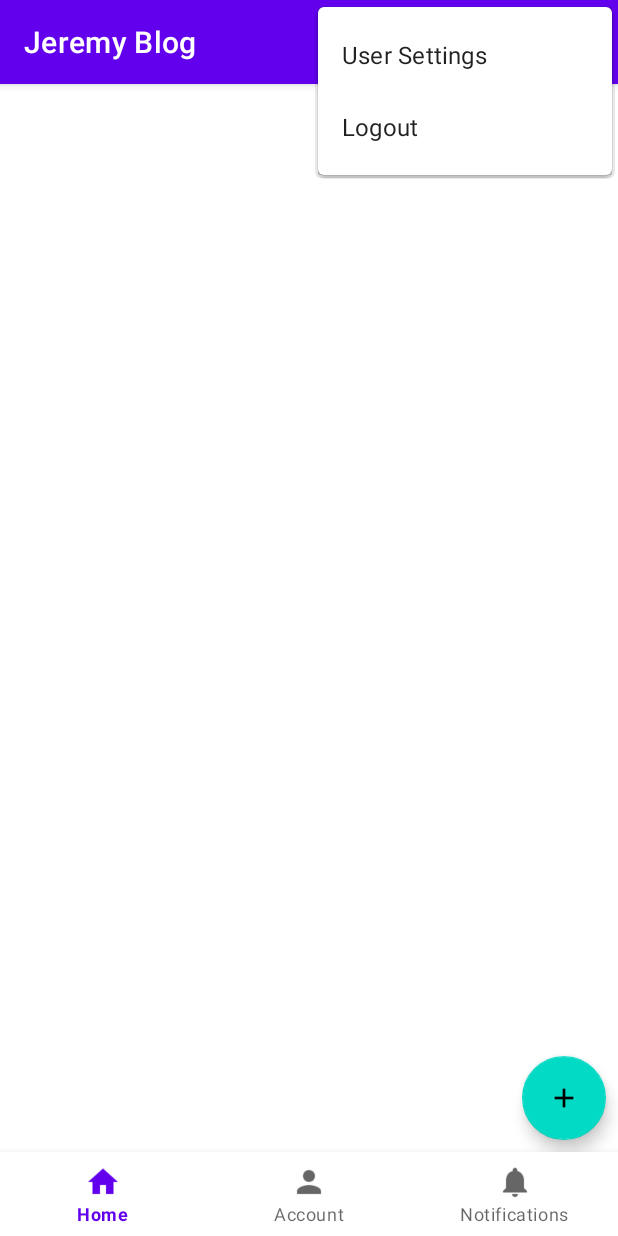
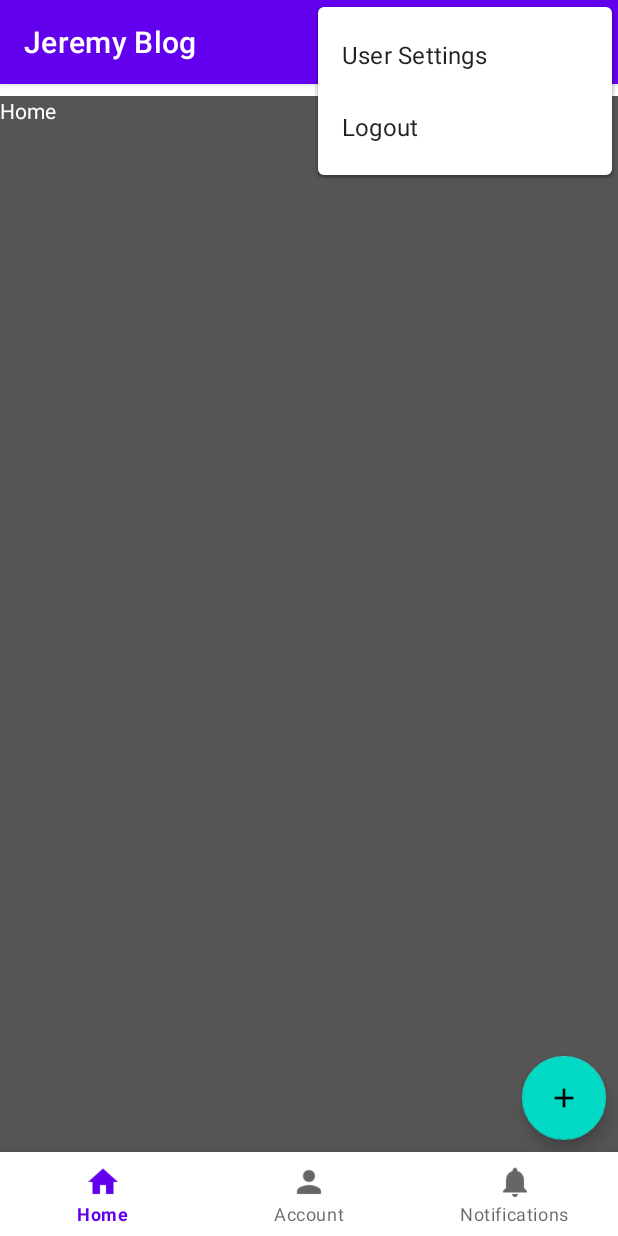
Before and after one commit to hieunm292/FoodBlog_Group4, an Android app: the MainActivity screen opened directly, with no data from a screen before it, with the options menu open, on a phone screen of 412 x 824 dp. Run offline under Robolectric (Android 15) with nearby library versions, the phone set to English and light mode, and no system bars; our stand-ins replace Firebase (no records; nobody signed in at launch, a user with empty details on screens opened directly); 1 statement that could not run was skipped.

Commit message:
Fragment

```diff
--- /dev/null
+++ b/app/src/main/java/com/example/jeremy/AccountFragment.java
@@ -0,0 +1,64 @@
+package com.example.jeremy;
+
+import android.os.Bundle;
+
+import androidx.fragment.app.Fragment;
+
+import android.view.LayoutInflater;
+import android.view.View;
+import android.view.ViewGroup;
+
+/**
+ * A simple {@link Fragment} subclass.
+ * Use the {@link AccountFragment#newInstance} factory method to
+ * create an instance of this fragment.
+ */
+public class AccountFragment extends Fragment {
+
+    // TODO: Rename parameter arguments, choose names that match
+    // the fragment initialization parameters, e.g. ARG_ITEM_NUMBER
+    private static final String ARG_PARAM1 = "param1";
+    private static final String ARG_PARAM2 = "param2";
+
+    // TODO: Rename and change types of parameters
+    private String mParam1;
+    private String mParam2;
+
+    public AccountFragment() {
+        // Required empty public constructor
+    }
+
+    /**
+     * Use this factory method to create a new instance of
+     * this fragment using the provided parameters.
+     *
+     * @param param1 Parameter 1.
+     * @param param2 Parameter 2.
+     * @return A new instance of fragment AccountFragment.
+     */
+    // TODO: Rename and change types and number of parameters
+    public static AccountFragment newInstance(String param1, String param2) {
+        AccountFragment fragment = new AccountFragment();
+        Bundle args = new Bundle();
+        args.putString(ARG_PARAM1, param1);
+        args.putString(ARG_PARAM2, param2);
+        fragment.setArguments(args);
+        return fragment;
+    }
+
+    @Override
+    public void onCreate(Bundle savedInstanceState) {
+        super.onCreate(savedInstanceState);
+        if (getArguments() != null) {
+            mParam1 = getArguments().getString(ARG_PARAM1);
+            mParam2 = getArguments().getString(ARG_PARAM2);
+        }
+    }
+
+    @Override
+    public View onCreateView(LayoutInflater inflater, ViewGroup container,
+                             Bundle savedInstanceState) {
+        // Inflate the layout for this fragment
+        return inflater.inflate(R.layout.fragment_account, container, false);
+    }
+}
--- /dev/null
+++ b/app/src/main/java/com/example/jeremy/HomeFragment.java
@@ -0,0 +1,48 @@
+package com.example.jeremy;
+
+import android.os.Bundle;
+
+import androidx.fragment.app.Fragment;
+
+import android.view.LayoutInflater;
+import android.view.View;
+import android.view.ViewGroup;
+
+
+public class HomeFragment extends Fragment {
+
+    // the fragment initialization parameters, e.g. ARG_ITEM_NUMBER
+    private static final String ARG_PARAM1 = "param1";
+    private static final String ARG_PARAM2 = "param2";
+
+    private String mParam1;
+    private String mParam2;
+
+    public HomeFragment() {
+        // Required empty public constructor
+    }
+    public static HomeFragment newInstance(String param1, String param2) {
+        HomeFragment fragment = new HomeFragment();
+        Bundle args = new Bundle();
+        args.putString(ARG_PARAM1, param1);
+        args.putString(ARG_PARAM2, param2);
+        fragment.setArguments(args);
+        return fragment;
+    }
+
+    @Override
+    public void onCreate(Bundle savedInstanceState) {
+        super.onCreate(savedInstanceState);
+        if (getArguments() != null) {
+            mParam1 = getArguments().getString(ARG_PARAM1);
+            mParam2 = getArguments().getString(ARG_PARAM2);
+        }
+    }
+
+    @Override
+    public View onCreateView(LayoutInflater inflater, ViewGroup container,
+                             Bundle savedInstanceState) {
+        // Inflate the layout for this fragment
+        return inflater.inflate(R.layout.fragment_home, container, false);
+    }
+}
--- a/app/src/main/java/com/example/jeremy/MainActivity.java
+++ b/app/src/main/java/com/example/jeremy/MainActivity.java
@@ -3,6 +3,9 @@ package com.example.jeremy;
 import androidx.annotation.NonNull;
 import androidx.appcompat.app.AppCompatActivity;
 import androidx.appcompat.widget.Toolbar;
+
+import androidx.fragment.app.Fragment;
+import androidx.fragment.app.FragmentTransaction;
 
 import android.Manifest;
 import android.content.Intent;
@@ -14,6 +17,7 @@ import android.widget.Toast;
 
 import com.google.android.gms.tasks.OnCompleteListener;
 import com.google.android.gms.tasks.Task;
+import com.google.android.material.bottomnavigation.BottomNavigationView;
 import com.google.android.material.floatingactionbutton.FloatingActionButton;
 import com.google.firebase.auth.FirebaseAuth;
 import com.google.firebase.auth.FirebaseUser;
@@ -28,6 +32,11 @@ public class MainActivity extends AppCompatActivity {
     private String current_user_id;
 
     private FloatingActionButton addPostBtn;
+    private BottomNavigationView mainBottomNav;
+
+    private HomeFragment homeFragment;
+    private NotificationFragment notificationFragment;
+    private AccountFragment accountFragment;
 
     @Override
     protected void onCreate(Bundle savedInstanceState) {
@@ -41,7 +50,32 @@ public class MainActivity extends AppCompatActivity {
         // setSupportActionBar(mainToolbar);
         getSupportActionBar().setTitle("Jeremy Blog");
 
-        addPostBtn = (FloatingActionButton) findViewById(R.id.add_post_btn);
+        if(mAuth.getCurrentUser() != null) {
+            mainBottomNav = findViewById(R.id.mainBottomNav);
+            addPostBtn = findViewById(R.id.add_post_btn);
+            homeFragment = new HomeFragment();
+            notificationFragment = new NotificationFragment();
+            accountFragment = new AccountFragment();
+            replaceFragment(homeFragment);
+
+            mainBottomNav.setOnNavigationItemSelectedListener(new BottomNavigationView.OnNavigationItemSelectedListener() {
+                @Override
+                public boolean onNavigationItemSelected(@NonNull MenuItem menuItem) {
+                    switch (menuItem.getItemId()) {
+                        case R.id.bottom_action_home:
+                            replaceFragment(homeFragment);
+                            return true;
+                        case R.id.bottom_action_notif:
+                            replaceFragment(notificationFragment);
+                            return true;
+                        case R.id.bottom_action_account:
+                            replaceFragment(accountFragment);
+                            return true;
+                        default:
+                            return false;
+                    }
+                }
+            });
 
             addPostBtn.setOnClickListener(new View.OnClickListener() {
                 @Override
@@ -49,6 +83,7 @@ public class MainActivity extends AppCompatActivity {
                     startActivity(new Intent(MainActivity.this, NewPostActivity.class));
                 }
             });
+        }
     }
 
     @Override
@@ -112,4 +147,9 @@ public class MainActivity extends AppCompatActivity {
         mAuth.signOut();
         sendToLogin();
     }
+    private void replaceFragment(Fragment fragment){
+        FragmentTransaction fragmentTransaction = getSupportFragmentManager().beginTransaction();
+        fragmentTransaction.replace(R.id.main_content_fragment,fragment);
+        fragmentTransaction.commit();
     }
+}
--- /dev/null
+++ b/app/src/main/java/com/example/jeremy/NotificationFragment.java
@@ -0,0 +1,64 @@
+package com.example.jeremy;
+
+import android.os.Bundle;
+
+import androidx.fragment.app.Fragment;
+
+import android.view.LayoutInflater;
+import android.view.View;
+import android.view.ViewGroup;
+
+/**
+ * A simple {@link Fragment} subclass.
+ * Use the {@link NotificationFragment#newInstance} factory method to
+ * create an instance of this fragment.
+ */
+public class NotificationFragment extends Fragment {
+
+    // TODO: Rename parameter arguments, choose names that match
+    // the fragment initialization parameters, e.g. ARG_ITEM_NUMBER
+    private static final String ARG_PARAM1 = "param1";
+    private static final String ARG_PARAM2 = "param2";
+
+    // TODO: Rename and change types of parameters
+    private String mParam1;
+    private String mParam2;
+
+    public NotificationFragment() {
+        // Required empty public constructor
+    }
+
+    /**
+     * Use this factory method to create a new instance of
+     * this fragment using the provided parameters.
+     *
+     * @param param1 Parameter 1.
+     * @param param2 Parameter 2.
+     * @return A new instance of fragment NotificationFragment.
+     */
+    // TODO: Rename and change types and number of parameters
+    public static NotificationFragment newInstance(String param1, String param2) {
+        NotificationFragment fragment = new NotificationFragment();
+        Bundle args = new Bundle();
+        args.putString(ARG_PARAM1, param1);
+        args.putString(ARG_PARAM2, param2);
+        fragment.setArguments(args);
+        return fragment;
+    }
+
+    @Override
+    public void onCreate(Bundle savedInstanceState) {
+        super.onCreate(savedInstanceState);
+        if (getArguments() != null) {
+            mParam1 = getArguments().getString(ARG_PARAM1);
+            mParam2 = getArguments().getString(ARG_PARAM2);
+        }
+    }
+
+    @Override
+    public View onCreateView(LayoutInflater inflater, ViewGroup container,
+                             Bundle savedInstanceState) {
+        // Inflate the layout for this fragment
+        return inflater.inflate(R.layout.fragment_notification, container, false);
+    }
+}
--- a/app/src/main/java/com/example/jeremy/SetupActivity.java
+++ b/app/src/main/java/com/example/jeremy/SetupActivity.java
@@ -156,6 +156,7 @@ public class SetupActivity extends AppCompatActivity {
 
     private void storeFirestore(@NonNull Task<UploadTask.TaskSnapshot> task,String user_name) {
         Task<Uri> download_uri = task.getResult().getMetadata().getReference().getDownloadUrl();
+
         Map<String, String> userMap=new HashMap<>();
 
         userMap.put("name", user_name);
--- a/app/src/main/res/layout/activity_main.xml
+++ b/app/src/main/res/layout/activity_main.xml
@@ -18,6 +18,19 @@
         app:layout_constraintTop_toTopOf="parent"
         app:titleTextColor="#ffffff"
         tools:ignore="MissingConstraints" />
+
+    <FrameLayout
+        android:id="@+id/main_content_fragment"
+        android:layout_width="0dp"
+        android:layout_height="0dp"
+        android:layout_marginTop="8dp"
+        android:background="#555"
+        app:layout_constraintBottom_toTopOf="@+id/mainBottomNav"
+        app:layout_constraintEnd_toEndOf="parent"
+        app:layout_constraintStart_toStartOf="parent"
+        app:layout_constraintTop_toTopOf="parent">
+
+    </FrameLayout>
 
     <com.google.android.material.bottomnavigation.BottomNavigationView
         android:id="@+id/mainBottomNav"
--- a/app/src/main/res/layout/activity_new_post.xml
+++ b/app/src/main/res/layout/activity_new_post.xml
@@ -30,7 +30,7 @@
         app:layout_constraintHorizontal_bias="0.0"
         app:layout_constraintStart_toStartOf="parent"
         app:layout_constraintTop_toTopOf="@+id/new_post_toolbar"
-        app:srcCompat="@mipmap/action_add_photo2"
+        app:srcCompat="@mipmap/action_add_photo3"
         tools:ignore="VectorDrawableCompat" />
 
     <EditText
--- /dev/null
+++ b/app/src/main/res/layout/fragment_home.xml
@@ -0,0 +1,15 @@
+<?xml version="1.0" encoding="utf-8"?>
+<FrameLayout xmlns:android="http://schemas.android.com/apk/res/android"
+    xmlns:tools="http://schemas.android.com/tools"
+    android:layout_width="match_parent"
+    android:layout_height="match_parent"
+    tools:context=".HomeFragment">
+
+    <!-- TODO: Update blank fragment layout -->
+    <TextView
+        android:layout_width="match_parent"
+        android:layout_height="match_parent"
+        android:text="Home"
+        android:textColor="#fff"/>
+
+</FrameLayout>
--- a/app/src/main/res/values/strings.xml
+++ b/app/src/main/res/values/strings.xml
@@ -3,4 +3,6 @@
     <string name="action_search_text">Search</string>
     <string name="action_setting_text">User Settings</string>
     <string name="action_logout_text">Logout</string>
+    <!-- TODO: Remove or change this placeholder text -->
+    <string name="hello_blank_fragment">Hello blank fragment</string>
 </resources>
--- a/build.gradle
+++ b/build.gradle
@@ -1,5 +1,7 @@
 // Top-level build file where you can add configuration options common to all sub-projects/modules.
 buildscript {
+    ext.kotlin_version = "1.4.0"
+    ext.kotlin_coroutines_version = '1.3.8'
     repositories {
         google()
         mavenCentral()
```
Also changed, not shown: app/build.gradle (+12 -0 lines), app/src/main/res/layout/fragment_account.xml (added, +15 -0 lines), app/src/main/res/layout/fragment_notification.xml (added, +15 -0 lines), app/src/main/res/mipmap-hdpi/action_add_photo.jpg (added), app/src/main/res/mipmap-hdpi/action_add_photo.png (deleted), app/src/main/res/mipmap-hdpi/action_add_photo3.jpg (added). Lines whose indentation alone changed are shown as unchanged.
